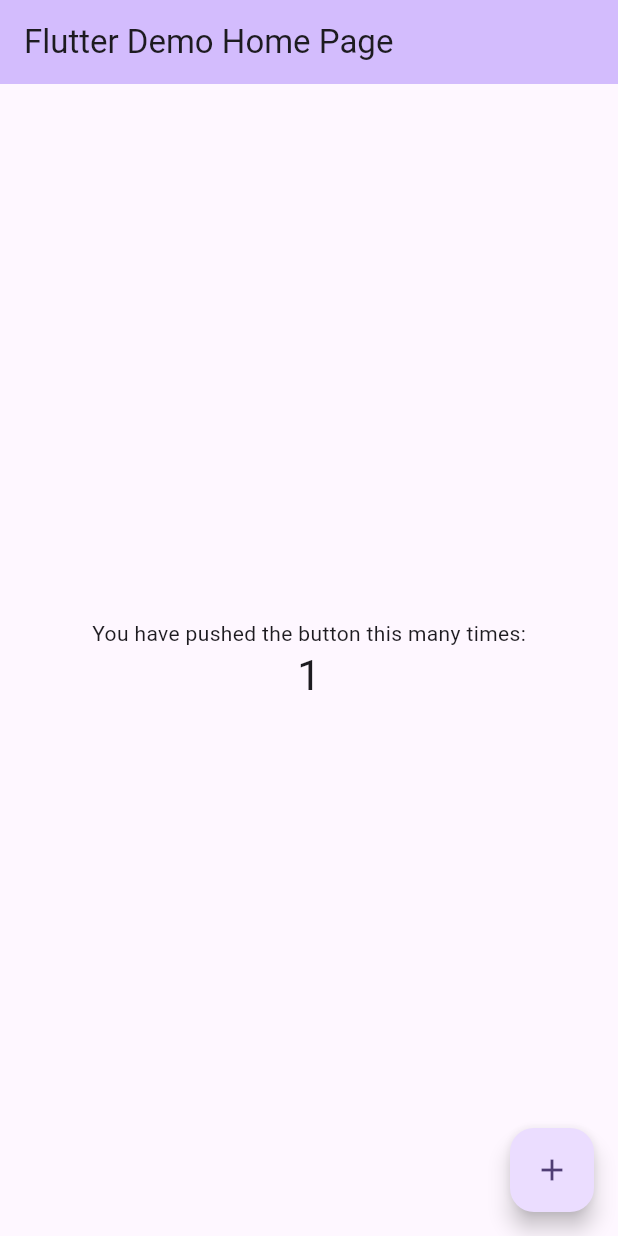
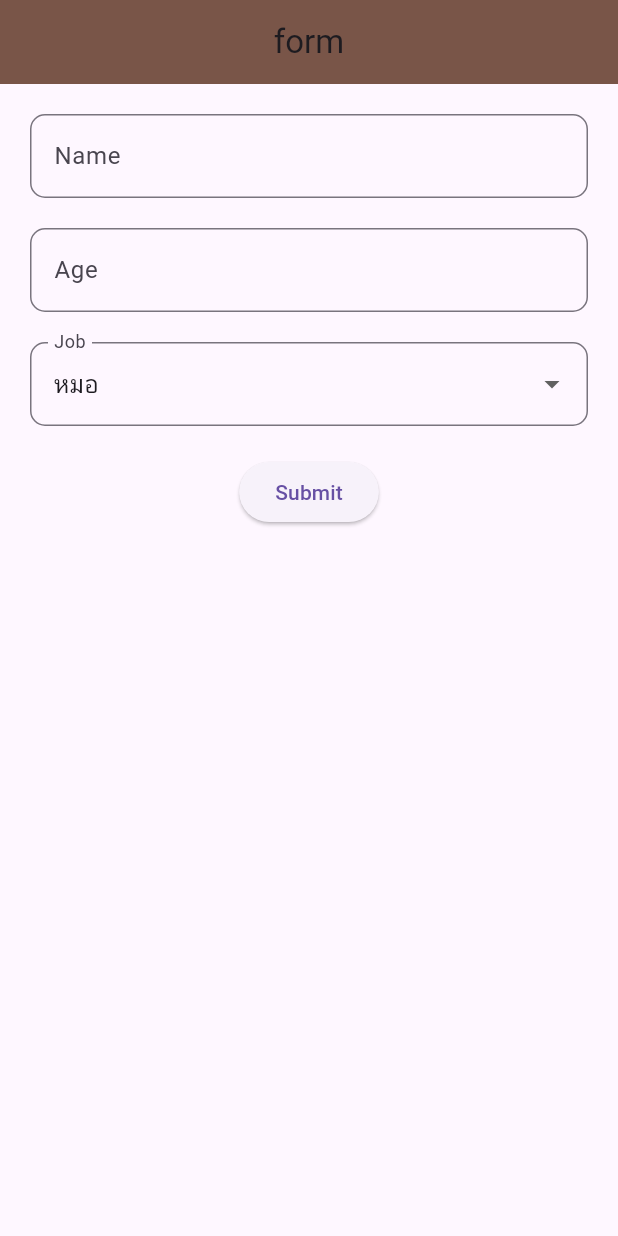
Before and after one commit to amphikapha/zoodeng, a Flutter app: the screen it shows after launch, after a tap on the "add" icon, on a phone screen of 412 x 824 dp. Run offline on Flutter 3.47's test engine with Material 3 defaults, Android fonts, the phone set to English and light mode, and no system bars; our stand-ins replace google_fonts; network calls fail.

Commit message:
feat: practice

```diff
--- a/lib/main.dart
+++ b/lib/main.dart
@@ -1,4 +1,5 @@
 import 'package:flutter/material.dart';
+import 'package:zoodeng/screens/item.dart';
 
 void main() {
   runApp(const MyApp());
@@ -7,119 +8,18 @@
 class MyApp extends StatelessWidget {
   const MyApp({super.key});
 
-  // This widget is the root of your application.
   @override
   Widget build(BuildContext context) {
     return MaterialApp(
-      title: 'Flutter Demo',
-      theme: ThemeData(
-        // This is the theme of your application.
-        //
-        // TRY THIS: Try running your application with "flutter run". You'll see
-        // the application has a purple toolbar. Then, without quitting the app,
-        // try changing the seedColor in the colorScheme below to Colors.green
-        // and then invoke "hot reload" (save your changes or press the "hot
-        // reload" button in a Flutter-supported IDE, or press "r" if you used
-        // the command line to start the app).
-        //
-        // Notice that the counter didn't reset back to zero; the application
-        // state is not lost during the reload. To reset the state, use hot
-        // restart instead.
-        //
-        // This works for code too, not just values: Most code changes can be
-        // tested with just a hot reload.
-        colorScheme: ColorScheme.fromSeed(seedColor: Colors.deepPurple),
-        useMaterial3: true,
+      title: 'Zoodeng',
+      home: Scaffold(
+        appBar: AppBar(
+          title: const Text('Zoodeng'),
+          backgroundColor: Colors.brown,
+          centerTitle: true,
+        ),
+        body: const Item(),
       ),
-      home: const MyHomePage(title: 'Flutter Demo Home Page'),
     );
   }
 }
-
-class MyHomePage extends StatefulWidget {
-  const MyHomePage({super.key, required this.title});
-
-  // This widget is the home page of your application. It is stateful, meaning
-  // that it has a State object (defined below) that contains fields that affect
-  // how it looks.
-
-  // This class is the configuration for the state. It holds the values (in this
-  // case the title) provided by the parent (in this case the App widget) and
-  // used by the build method of the State. Fields in a Widget subclass are
-  // always marked "final".
-
-  final String title;
-
-  @override
-  State<MyHomePage> createState() => _MyHomePageState();
-}
-
-class _MyHomePageState extends State<MyHomePage> {
-  int _counter = 0;
-
-  void _incrementCounter() {
-    setState(() {
-      // This call to setState tells the Flutter framework that something has
-      // changed in this State, which causes it to rerun the build method below
-      // so that the display can reflect the updated values. If we changed
-      // _counter without calling setState(), then the build method would not be
-      // called again, and so nothing would appear to happen.
-      _counter++;
-    });
-  }
-
-  @override
-  Widget build(BuildContext context) {
-    // This method is rerun every time setState is called, for instance as done
-    // by the _incrementCounter method above.
-    //
-    // The Flutter framework has been optimized to make rerunning build methods
-    // fast, so that you can just rebuild anything that needs updating rather
-    // than having to individually change instances of widgets.
-    return Scaffold(
-      appBar: AppBar(
-        // TRY THIS: Try changing the color here to a specific color (to
-        // Colors.amber, perhaps?) and trigger a hot reload to see the AppBar
-        // change color while the other colors stay the same.
-        backgroundColor: Theme.of(context).colorScheme.inversePrimary,
-        // Here we take the value from the MyHomePage object that was created by
-        // the App.build method, and use it to set our appbar title.
-        title: Text(widget.title),
-      ),
-      body: Center(
-        // Center is a layout widget. It takes a single child and positions it
-        // in the middle of the parent.
-        child: Column(
-          // Column is also a layout widget. It takes a list of children and
-          // arranges them vertically. By default, it sizes itself to fit its
-          // children horizontally, and tries to be as tall as its parent.
-          //
-          // Column has various properties to control how it sizes itself and
-          // how it positions its children. Here we use mainAxisAlignment to
-          // center the children vertically; the main axis here is the vertical
-          // axis because Columns are vertical (the cross axis would be
-          // horizontal).
-          //
-          // TRY THIS: Invoke "debug painting" (choose the "Toggle Debug Paint"
-          // action in the IDE, or press "p" in the console), to see the
-          // wireframe for each widget.
-          mainAxisAlignment: MainAxisAlignment.center,
-          children: <Widget>[
-            const Text(
-              'You have pushed the button this many times:',
-            ),
-            Text(
-              '$_counter',
-              style: Theme.of(context).textTheme.headlineMedium,
-            ),
-          ],
-        ),
-      ),
-      floatingActionButton: FloatingActionButton(
-        onPressed: _incrementCounter,
-        tooltip: 'Increment',
-        child: const Icon(Icons.add),
-      ), // This trailing comma makes auto-formatting nicer for build methods.
-    );
-  }
-}
--- /dev/null
+++ b/lib/models/person.dart
@@ -0,0 +1,32 @@
+import 'package:flutter/material.dart';
+
+enum Job {
+  doctor('หมอ', 'assets/images/pic1.png', Colors.red),
+  teacher('ครู', 'assets/images/pic2.jpg', Colors.blue),
+  nurse('พยาบาล', 'assets/images/pic3.jpg', Colors.green),
+  police('ตำรวจ', 'assets/images/pic4.png', Colors.yellow),
+  ;
+
+  const Job(this.title, this.image, this.color);
+  final String title;
+  final String image;
+  final Color color;
+}
+
+class Person {
+  Person({
+    required this.name,
+    required this.age,
+    required this.job,
+  });
+
+  String name;
+  int age;
+  Job job;
+}
+
+List<Person> data = [
+  Person(name: 'มาย', age: 30, job: Job.doctor),
+  Person(name: 'เซฟ', age: 25, job: Job.teacher),
+  Person(name: 'หมูเด้ง', age: 28, job: Job.nurse),
+];
--- /dev/null
+++ b/lib/screens/addform.dart
@@ -0,0 +1,115 @@
+import 'package:flutter/material.dart';
+import 'package:zoodeng/main.dart';
+import 'package:zoodeng/models/person.dart';
+
+class AddForm extends StatefulWidget {
+  const AddForm({super.key});
+
+  @override
+  State<AddForm> createState() => _AddFormState();
+}
+
+class _AddFormState extends State<AddForm> {
+  final _formKey = GlobalKey<FormState>();
+  String _name = '';
+  int _age = 20;
+  Job _job = Job.doctor;
+
+  @override
+  Widget build(BuildContext context) {
+    return MaterialApp(
+        title: 'Zoodeng',
+        home: Scaffold(
+            appBar: AppBar(
+              title: const Text('form'),
+              backgroundColor: Colors.brown,
+              centerTitle: true,
+            ),
+            body: Padding(
+              padding: const EdgeInsets.all(20),
+              child: Form(
+                  key: _formKey,
+                  child: Column(
+                    children: [
+                      TextFormField(
+                        decoration: InputDecoration(
+                          label: const Text('Name'),
+                          border: OutlineInputBorder(
+                            borderRadius: BorderRadius.circular(10),
+                          ),
+                        ),
+                        validator: (value) {
+                          if (value == null || value.isEmpty) {
+                            return 'Please enter your name';
+                          }
+                          return null;
+                        },
+                        onSaved: (value) {
+                          _name = value!;
+                        },
+                      ),
+                      const SizedBox(height: 20),
+                      TextFormField(
+                        keyboardType: TextInputType.number,
+                        decoration: InputDecoration(
+                          labelText: 'Age',
+                          border: OutlineInputBorder(
+                            borderRadius: BorderRadius.circular(10),
+                          ),
+                        ),
+                        validator: (value) {
+                          if (value == null || value.isEmpty) {
+                            return 'Please enter your age';
+                          }
+                          return null;
+                        },
+                        onSaved: (value) {
+                          _age = int.parse(value!);
+                        },
+                      ),
+                      const SizedBox(height: 20),
+                      DropdownButtonFormField(
+                          value: _job,
+                          decoration: InputDecoration(
+                            labelText: 'Job',
+                            border: OutlineInputBorder(
+                              borderRadius: BorderRadius.circular(10),
+                            ),
+                          ),
+                          items: Job.values.map((key) {
+                            return DropdownMenuItem(
+                              value: key,
+                              child: Text(key.title),
+                            );
+                          }).toList(),
+                          onChanged: (value) {
+                            setState(() {
+                              _job = value!;
+                            });
+                          }),
+                      const SizedBox(height: 20),
+                      ElevatedButton(
+                        onPressed: () {
+                          _formKey.currentState!.validate();
+                          _formKey.currentState!.save();
+                          data.add(
+                            Person(
+                              name: _name,
+                              age: _age,
+                              job: _job,
+                            ),
+                          );
+                          _formKey.currentState!.reset();
+                          Navigator.pushReplacement(
+                              context,
+                              MaterialPageRoute(
+                                builder: (ctx) => const MyApp(),
+                              ));
+                        },
+                        child: const Text('Submit'),
+                      ),
+                    ],
+                  )),
+            )));
+  }
+}
--- /dev/null
+++ b/lib/screens/item.dart
@@ -0,0 +1,77 @@
+import 'package:flutter/material.dart';
+import 'package:zoodeng/models/person.dart';
+import 'package:google_fonts/google_fonts.dart';
+import 'package:zoodeng/screens/addform.dart';
+
+class Item extends StatefulWidget {
+  const Item({super.key});
+
+  @override
+  State<Item> createState() => _ItemState();
+}
+
+class _ItemState extends State<Item> {
+  @override
+  Widget build(BuildContext context) {
+    return Column(
+      children: [
+        Expanded(
+          child: ListView.builder(
+            itemCount: data.length,
+            itemBuilder: (context, index) {
+              return Container(
+                  decoration: BoxDecoration(
+                    borderRadius: BorderRadius.circular(10),
+                    color: data[index].job.color,
+                  ),
+                  margin: const EdgeInsets.all(10),
+                  padding: const EdgeInsets.all(20),
+                  child: Row(
+                    mainAxisAlignment: MainAxisAlignment.spaceBetween,
+                    children: [
+                      Column(
+                        crossAxisAlignment: CrossAxisAlignment.start,
+                        children: [
+                          Text(
+                            data[index].name,
+                            style: GoogleFonts.kanit(
+                                fontSize: 20,
+                                color: Colors.white,
+                                fontWeight: FontWeight.w500),
+                          ),
+                          Text(
+                            "${data[index].age} years old, ${data[index].job.title}",
+                            style: GoogleFonts.kanit(
+                              fontSize: 16,
+                              color: Colors.black,
+                            ),
+                          ),
+                        ],
+                      ),
+                      Image.asset(data[index].job.image,
+                          width: 60, height: 60, fit: BoxFit.cover),
+                    ],
+                  ));
+            },
+          ),
+        ),
+        SizedBox(
+          height: 60,
+          child: IconButton(
+              onPressed: () {
+                Navigator.push(
+                    context,
+                    MaterialPageRoute(
+                      builder: (ctx) => const AddForm(),
+                    ));
+              },
+              icon: const Icon(
+                Icons.add,
+                size: 40,
+                color: Colors.blue,
+              )),
+        )
+      ],
+    );
+  }
+}
```
Also changed, not shown: lib/screens/home.dart (added, +114 -0 lines), pubspec.yaml (+6 -6 lines), assets/images/pic1.png (added), assets/images/pic2.jpg (added), assets/images/pic3.jpg (added), assets/images/pic4.png (added), pubspec.lock, 1 other file.
